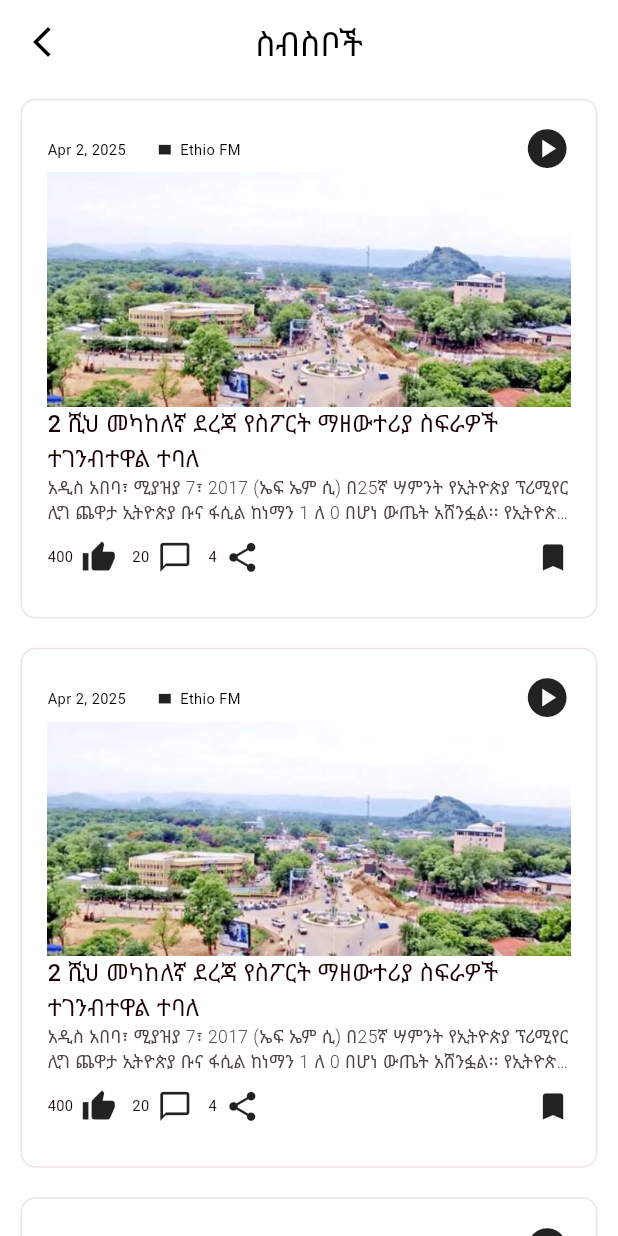
After one commit to nathnael19/fm_radio, a Flutter app: the SavedPageNewsCard screen opened directly, on a phone screen of 412 x 824 dp. The commit adds this screen. Run offline on Flutter 3.47's test engine with Material 3 defaults, Android fonts, the phone set to English and light mode, and no system bars; our stand-ins replace audioplayers, flutter_bloc, flutter_screenutil, flutter_svg, font_awesome_flutter, google_fonts and 2 more; accounts and stored records are empty.

Commit message:
creating a saved page news using reusable widgets

```diff
--- /dev/null
+++ b/lib/Screens/Home/News/news_card.dart
@@ -0,0 +1,210 @@
+import 'package:flutter/material.dart';
+import 'package:flutter_screenutil/flutter_screenutil.dart';
+import 'package:google_fonts/google_fonts.dart';
+
+class NewsCard extends StatefulWidget {
+  final String date;
+  final String channel;
+  final String imageUrl;
+  final String title;
+  final String subtitle;
+  final int likes;
+  final int comments;
+  final int shares;
+
+  const NewsCard(
+      {super.key,
+      required this.date,
+      required this.channel,
+      required this.imageUrl,
+      required this.title,
+      required this.subtitle,
+      required this.likes,
+      required this.comments,
+      required this.shares});
+
+  @override
+  State<NewsCard> createState() => _NewsCardState();
+}
+
+class _NewsCardState extends State<NewsCard> {
+  bool isPlaying = false;
+  @override
+  Widget build(BuildContext context) {
+    return Container(
+      margin: EdgeInsets.symmetric(horizontal: 13.w, vertical: 10.h),
+      height: 355.h,
+      decoration: BoxDecoration(
+        border: Border.all(color: Color(0xffEDE4E6), width: 1),
+        borderRadius: BorderRadius.circular(10),
+      ),
+      child: Padding(
+        padding: EdgeInsets.all(16.w),
+        child: Column(
+          children: [
+            Row(
+              children: [
+                Text(
+                  widget.date,
+                  style: GoogleFonts.notoSansEthiopic(
+                    fontWeight: FontWeight.w400,
+                    fontSize: 10.sp,
+                    color: Colors.black,
+                  ),
+                ),
+                SizedBox(
+                  width: 20.w,
+                ),
+                Icon(
+                  Icons.rectangle,
+                  size: 10.r,
+                ),
+                SizedBox(
+                  width: 5.w,
+                ),
+                Text(
+                  widget.channel,
+                  style: GoogleFonts.notoSansEthiopic(
+                    fontWeight: FontWeight.w400,
+                    fontSize: 10.sp,
+                    color: Colors.black,
+                  ),
+                ),
+                Spacer(),
+                Container(
+                  child: isPlaying
+                      ? Row(
+                          children: [
+                            Image.asset("assets/images/soundwave.png",
+                                height: 30.h),
+                            SizedBox(width: 10.w),
+                            InkWell(
+                              onTap: () {
+                                setState(() {
+                                  isPlaying = !isPlaying;
+                                });
+                              },
+                              child: Icon(
+                                Icons.pause_circle_filled,
+                                size: 32.r,
+                                color: Colors.black87,
+                              ),
+                            ),
+                          ],
+                        )
+                      : InkWell(
+                          onTap: () {
+                            setState(() {
+                              isPlaying = !isPlaying;
+                            });
+                          },
+                          child: Icon(
+                            Icons.play_circle,
+                            size: 32.r,
+                            color: Colors.black87,
+                          ),
+                        ),
+                ),
+              ],
+            ),
+            Image.asset(
+              width: 331.w,
+              height: 160.h,
+              fit: BoxFit.fitWidth,
+              widget.imageUrl,
+            ),
+            Text(widget.title,
+                style: GoogleFonts.notoSansEthiopic(
+                    fontWeight: FontWeight.w500,
+                    fontSize: 16.sp,
+                    color: Color(0xff1A0101))),
+            Text(
+              overflow: TextOverflow.ellipsis,
+              maxLines: 2,
+              widget.subtitle,
+              style: GoogleFonts.notoSansEthiopic(
+                fontWeight: FontWeight.w300,
+                fontSize: 12.sp,
+                color: Color(0xff4B4242),
+              ),
+            ),
+            SizedBox(
+              height: 10.h,
+            ),
+            Row(
+              children: [
+                Text(
+                  widget.likes.toString(),
+                  style: GoogleFonts.notoSansEthiopic(
+                    fontWeight: FontWeight.w400,
+                    fontSize: 10.sp,
+                    color: Color(0xff1A0101),
+                  ),
+                ),
+                SizedBox(
+                  width: 5.w,
+                ),
+                InkWell(
+                    onTap: () {},
+                    child: Icon(
+                      Icons.thumb_up,
+                      size: 24.r,
+                    )),
+                SizedBox(
+                  width: 10.w,
+                ),
+                Text(
+                  widget.comments.toString(),
+                  style: GoogleFonts.notoSansEthiopic(
+                    fontWeight: FontWeight.w400,
+                    fontSize: 10.sp,
+                    color: Color(0xff1A0101),
+                  ),
+                ),
+                SizedBox(
+                  width: 5.w,
+                ),
+                InkWell(
+                    onTap: () {},
+                    child: Icon(
+                      Icons.chat_bubble_outline,
+                      size: 24.r,
+                    )),
+                SizedBox(
+                  width: 10.w,
+                ),
+                Text(
+                  widget.shares.toString(),
+                  style: GoogleFonts.notoSansEthiopic(
+                    fontWeight: FontWeight.w400,
+                    fontSize: 10.sp,
+                    color: Color(0xff1A0101),
+                  ),
+                ),
+                SizedBox(
+                  width: 5.w,
+                ),
+                InkWell(
+                    onTap: () {},
+                    child: Icon(
+                      Icons.share,
+                      size: 24.r,
+                    )),
+                SizedBox(
+                  width: 10.w,
+                ),
+                Spacer(),
+                InkWell(
+                    onTap: () {},
+                    child: Icon(
+                      Icons.bookmark,
+                      size: 24.r,
+                    ))
+              ],
+            )
+          ],
+        ),
+      ),
+    );
+  }
+}
--- a/lib/Screens/Saved/saved_page.dart
+++ b/lib/Screens/Saved/saved_page.dart
@@ -1,3 +1,4 @@
+import 'package:ethio_fm_radio/Screens/Saved/saved_page_news_card.dart';
 import 'package:ethio_fm_radio/bottom_navigation.dart';
 import 'package:ethio_fm_radio/l10n/app_localizations.dart';
 import 'package:flutter/material.dart';
@@ -29,9 +30,16 @@ class SavedPage extends StatelessWidget {
               gridDelegate: SliverGridDelegateWithFixedCrossAxisCount(
                 crossAxisCount: 2,
               ),
-              itemCount: 2,
+              itemCount: 4,
               itemBuilder: (context, index) {
-                return Column(
+                return InkWell(
+                  onTap: () {
+                    Navigator.pushReplacement(
+                        context,
+                        MaterialPageRoute(
+                            builder: (contex) => SavedPageNewsCard()));
+                  },
+                  child: Column(
                     crossAxisAlignment: CrossAxisAlignment.center,
                     children: [
                       Row(
@@ -77,6 +85,7 @@ class SavedPage extends StatelessWidget {
                         ],
                       ),
                     ],
+                  ),
                 );
               },
             ),
--- /dev/null
+++ b/lib/Screens/Saved/saved_page_news_card.dart
@@ -0,0 +1,60 @@
+import 'package:ethio_fm_radio/Screens/Home/News/news_card.dart';
+import 'package:ethio_fm_radio/Screens/Saved/saved_page.dart';
+import 'package:ethio_fm_radio/bottom_navigation.dart';
+import 'package:ethio_fm_radio/l10n/app_localizations.dart';
+import 'package:flutter/material.dart';
+import 'package:flutter_screenutil/flutter_screenutil.dart';
+import 'package:google_fonts/google_fonts.dart';
+
+class SavedPageNewsCard extends StatefulWidget {
+  const SavedPageNewsCard({super.key});
+
+  @override
+  State<SavedPageNewsCard> createState() => _SavedPageNewsCardState();
+}
+
+class _SavedPageNewsCardState extends State<SavedPageNewsCard> {
+  bool isPlaying = false;
+
+  @override
+  Widget build(BuildContext context) {
+    return Scaffold(
+      backgroundColor: Colors.white,
+      appBar: AppBar(
+        leading: IconButton(
+          onPressed: () {
+            Navigator.push(
+              context,
+              MaterialPageRoute(builder: (context) => MyBottomNavigation()),
+            );
+          },
+          icon: Icon(Icons.arrow_back_ios_new),
+        ),
+        title: Text(AppLocalizations.of(context)!.saved_page_title),
+        centerTitle: true,
+      ),
+      body: Column(
+        children: [
+          Expanded(
+            child: ListView.builder(
+              itemCount: 4,
+              itemBuilder: (context, index) {
+                return NewsCard(
+                  date: "Apr 2, 2025",
+                  channel: "Ethio FM",
+                  imageUrl: "assets/images/gambela.png",
+                  title: "2 ሺህ መካከለኛ ደረጃ የስፖርት ማዘውተሪያ ስፍራዎች ተገንብተዋል ተባለ",
+                  subtitle:
+                      "አዲስ አበባ፣ ሚያዝያ 7፣ 2017 (ኤፍ ኤም ሲ) በ25ኛ ሣምንት የኢትዮጵያ ፕሪሚየር ሊግ ጨዋታ ኢትዮጵያ ቡና ፋሲል ከነማን 1 ለ 0 በሆነ ውጤት አሸንፏል፡፡ የኢትዮጵያ ቡናን ብቸኛ የማሸነፊያ ግብ ኮንኮኒ ሀፊዝ በመጀመሪያው አጋማሽ ከመረብ አሳርፏል፡፡ ኢትዮጵያ ቡና ወደ ድል ሲመለስ ፋሲል ከነማ ከሦስት ተከታታይ ጨዋታ ድል በኋላ ሽንፈት አስተናግዷል፡፡ ውጤቱን…",
+                  likes: 400,
+                  comments: 20,
+                  shares: 4,
+                );
+              },
+            ),
+          )
+        ],
+      ),
+    );
+  }
+}
--- a/lib/bottom_navigation.dart
+++ b/lib/bottom_navigation.dart
@@ -3,20 +3,22 @@ import 'package:ethio_fm_radio/Screens/Group/group_page.dart';
 import 'package:ethio_fm_radio/Screens/Home/Live/home_page.dart';
 import 'package:ethio_fm_radio/Screens/Profile/profile_page.dart';
 import 'package:ethio_fm_radio/Screens/Saved/saved_page.dart';
+import 'package:ethio_fm_radio/Screens/Saved/saved_page_news_card.dart';
 import 'package:flutter/material.dart';
 
 class MyBottomNavigation extends StatefulWidget {
-  final void Function(Locale)? onLocaleChange; // ✅ Add locale change callback
+  final void Function(Locale)? onLocaleChange;
+  final int pageIndex;
+  // ✅ Add locale change callback
 
-  const MyBottomNavigation({super.key, this.onLocaleChange});
+  const MyBottomNavigation(
+      {super.key, this.onLocaleChange, this.pageIndex = 0});
 
   @override
   State<MyBottomNavigation> createState() => _MyBottomNavigationState();
 }
 
 class _MyBottomNavigationState extends State<MyBottomNavigation> {
-  int _selectedIndex = 0;
-
   final List<IconData> _icons = [
     Icons.home,
     Icons.group_outlined,
@@ -26,6 +28,7 @@ class _MyBottomNavigationState extends State<MyBottomNavigation> {
   ];
 
   late final List<Widget> _pages;
+  int _selectedIndex = 0;
 
   @override
   void initState() {
--- a/lib/main.dart
+++ b/lib/main.dart
@@ -1,3 +1,4 @@
+import 'package:ethio_fm_radio/Screens/Saved/saved_page_news_card.dart';
 import 'package:ethio_fm_radio/bottom_navigation.dart';
 import 'package:ethio_fm_radio/cubit/notification/notification_cubit.dart';
 import 'package:ethio_fm_radio/my_page_view.dart';
@@ -46,7 +47,7 @@ class MyApp extends StatelessWidget {
               localizationsDelegates: AppLocalizations.localizationsDelegates,
               supportedLocales: AppLocalizations.supportedLocales,
               locale: locale,
-              home: MyPageView(),
+              home: MyBottomNavigation(),
             );
           },
         );
```
Lines whose indentation alone changed are shown as unchanged.
